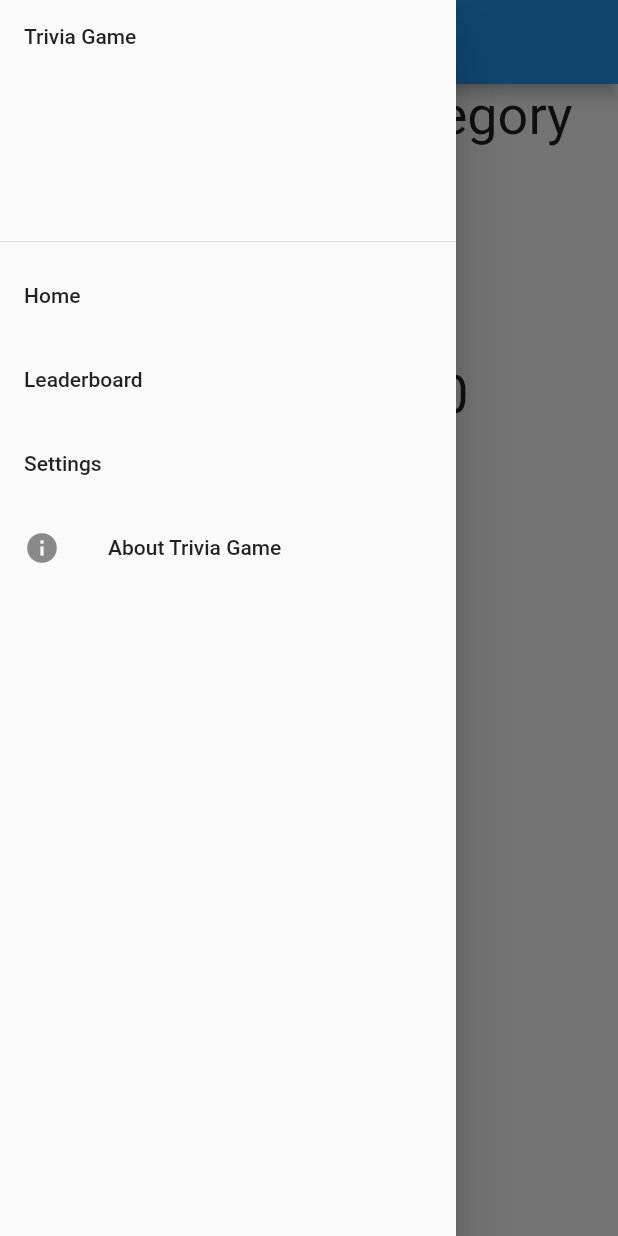
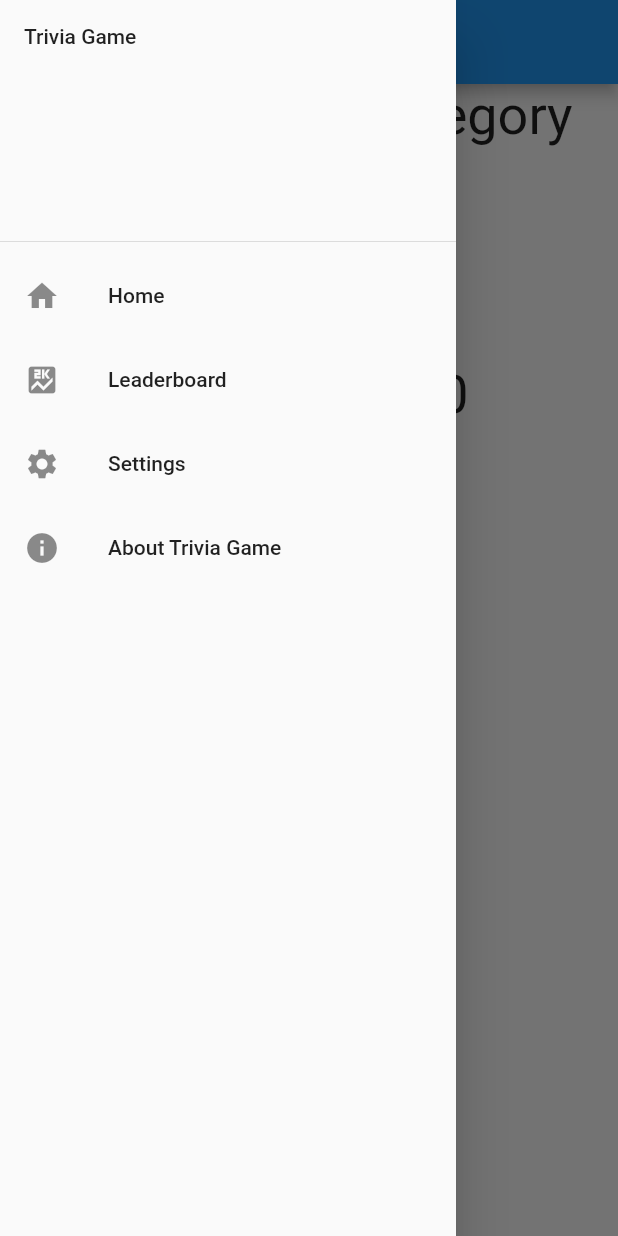
Before and after one commit to TuovinenIlari/Mobile-Trivia-Game, a Flutter app: the screen it shows after launch, with the side drawer open, on a phone screen of 412 x 824 dp. Run offline on Flutter 3.47's test engine with Material 2 defaults, Android fonts, the light colour scheme and no system bars.

Commit message:
added icons

```diff
--- a/trivia_game/lib/homepage.dart
+++ b/trivia_game/lib/homepage.dart
@@ -143,6 +143,7 @@ class _HomePageState extends State<HomePage> {
             child: Text('Trivia Game'),
           ),
           ListTile(
+            leading: const Icon(Icons.home),
             title: const Text('Home'),
             onTap: () {
               Navigator.push(context,
@@ -150,10 +151,12 @@ class _HomePageState extends State<HomePage> {
             },
           ),
           ListTile(
+            leading: const Icon(Icons.score),
             title: const Text('Leaderboard'),
             onTap: () {},
           ),
           ListTile(
+            leading: const Icon(Icons.settings),
             title: const Text('Settings'),
             onTap: () {},
           ),
```
